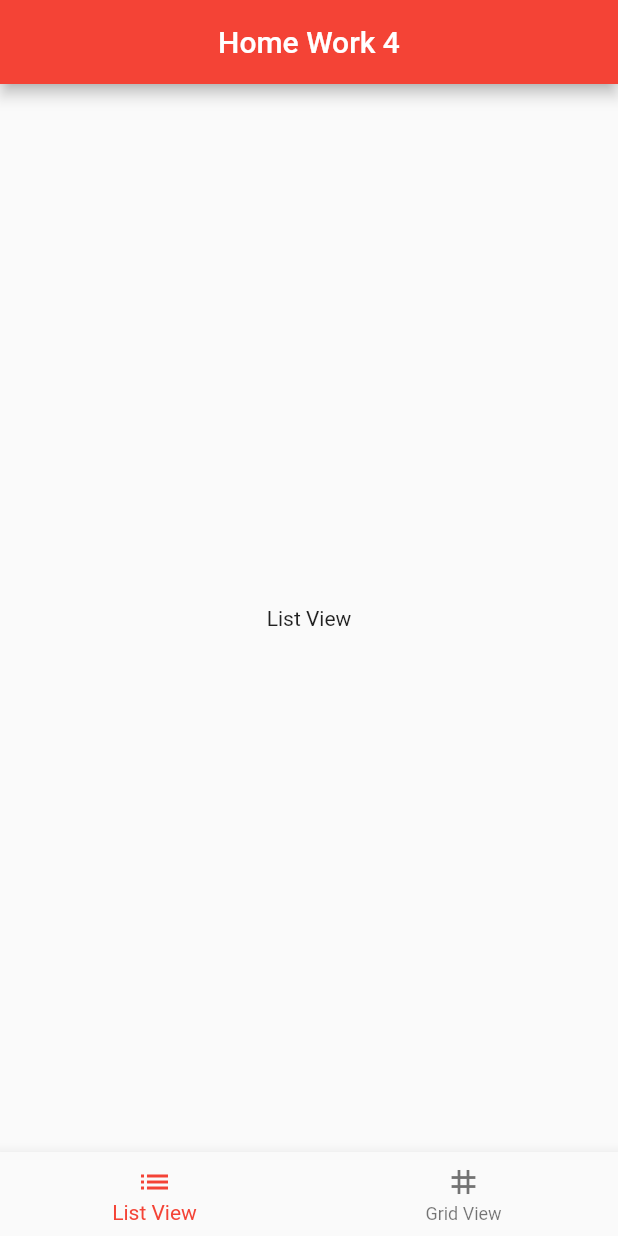
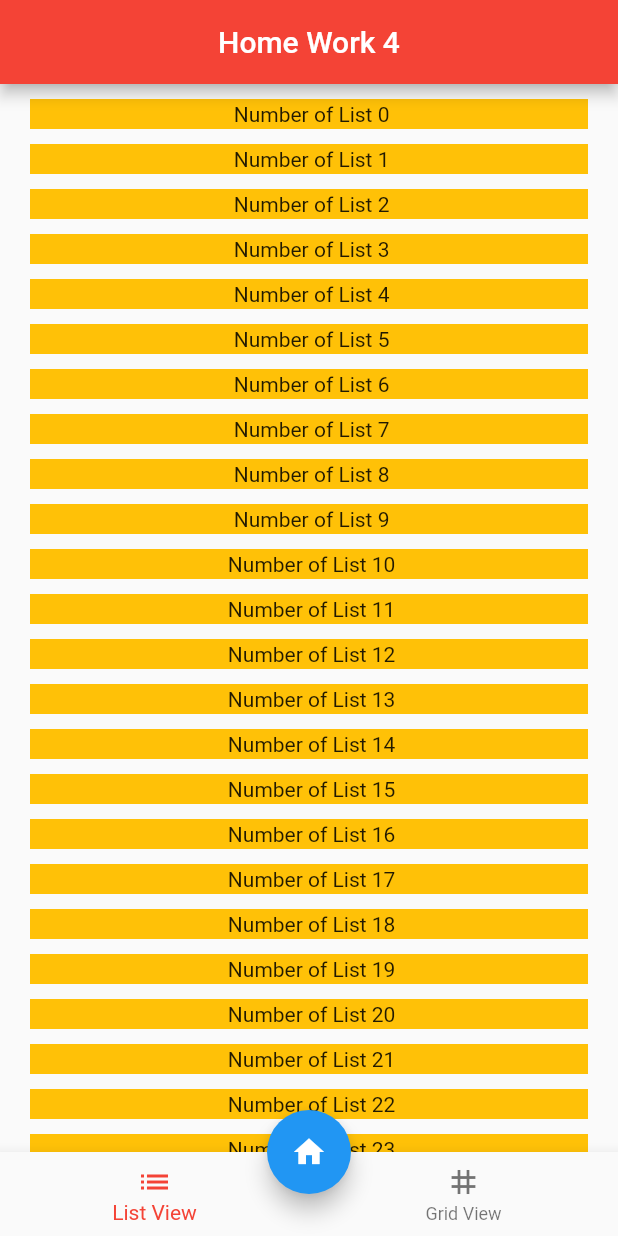
Before and after one commit to vatiza/Flutter_Widgets_Learning, a Flutter app: the screen it shows after launch, on a phone screen of 412 x 824 dp. Run offline on Flutter 3.47's test engine with Material 2 defaults, Android fonts, the light colour scheme and no system bars.

Commit message:
two navigation btn workd

```diff
--- a/lib/homepage.dart
+++ b/lib/homepage.dart
@@ -23,11 +23,19 @@ class _HomePageState extends State<HomePage> {
 
   @override
   Widget build(BuildContext context) {
-    return Scaffold(
+    return SafeArea(
+      child: Scaffold(
         appBar: AppBar(
           title: Text('Home Work 4'),
           backgroundColor: Colors.red,
           centerTitle: true,
+        ),
+        floatingActionButtonLocation: FloatingActionButtonLocation.centerDocked,
+        floatingActionButton: FloatingActionButton(
+          onPressed: () {},
+          child: const Icon(
+            Icons.home,
+          ),
         ),
         bottomNavigationBar: BottomNavigationBar(
           currentIndex: selectedIndex,
@@ -40,6 +48,7 @@ class _HomePageState extends State<HomePage> {
           ],
         ),
         body: pages[selectedIndex],
+      ),
     );
   }
 }
--- a/lib/list.dart
+++ b/lib/list.dart
@@ -6,9 +6,26 @@ class ListViewPage extends StatelessWidget {
   @override
   Widget build(BuildContext context) {
     return Scaffold(
-      body: Center(
-        child: Text('List View'),
+        body: SingleChildScrollView(
+            child: Padding(
+      padding: EdgeInsets.only(left: 20, right: 20, top: 10),
+      child: ListView.builder(
+        itemCount: 101,
+        shrinkWrap: true,
+        physics: AlwaysScrollableScrollPhysics(),
+        itemBuilder: (context, index) {
+          return Padding(
+            padding: EdgeInsets.only(bottom: 10),
+            child: Container(
+                height: 20,
+                color: Colors.amber,
+                child: Padding(
+                  padding: const EdgeInsets.all(2.0),
+                  child: Center(child: Text(' Number of List $index')),
+                )),
+          );
+        },
       ),
-    );
+    )));
   }
 }
--- a/lib/main.dart
+++ b/lib/main.dart
@@ -17,6 +17,7 @@ class _MyAppState extends State<MyApp> {
   Widget build(BuildContext context) {
     return MaterialApp(
       debugShowCheckedModeBanner: false,
+
       home: HomePage(),
     );
   }
```
Also changed, not shown: lib/grid.dart (+17 -3 lines). Lines whose indentation alone changed are shown as unchanged.
